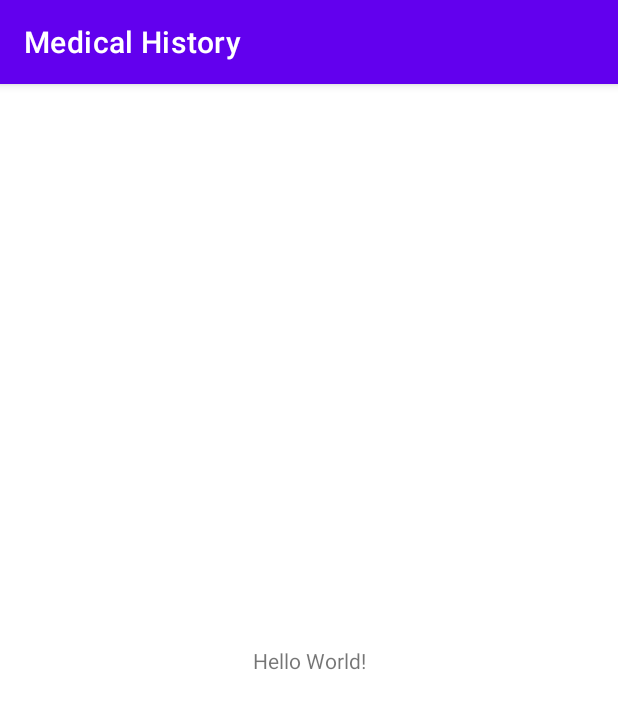
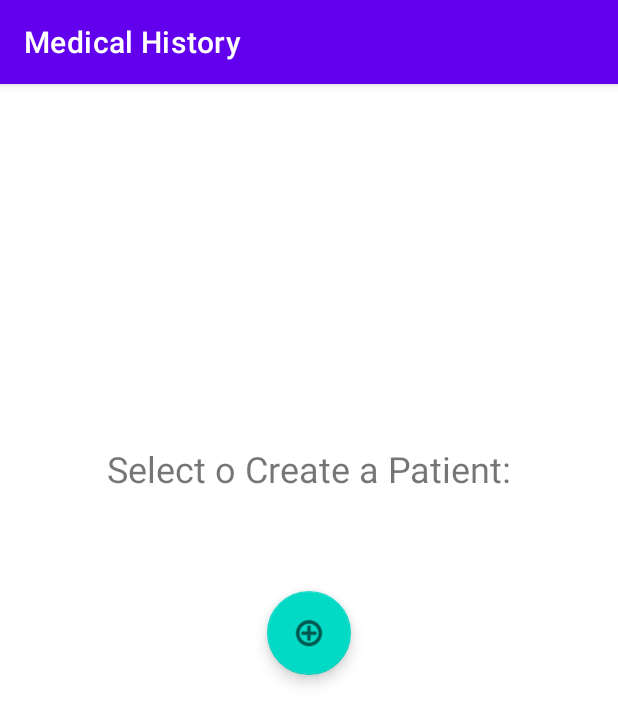
Before and after one commit to jesuisnicolas/Medical-History-App, an Android app: the screen it shows after launch (MainActivity), on a phone screen of 412 x 824 dp. Shown: the top 724 px of the screen. Run offline under Robolectric (Android 15) with nearby library versions, the phone set to English and light mode, and no system bars.

Commit message:
First Activity UI

```diff
--- a/app/build.gradle
+++ b/app/build.gradle
@@ -8,7 +8,7 @@ android {
 
     defaultConfig {
         applicationId "com.example.medicalhistory"
-        minSdkVersion 21
+        minSdkVersion 24
         targetSdkVersion 30
         versionCode 1
         versionName "1.0"
--- a/app/src/main/res/layout/activity_main.xml
+++ b/app/src/main/res/layout/activity_main.xml
@@ -6,13 +6,48 @@
     android:layout_height="match_parent"
     tools:context=".MainActivity">
 
-    <TextView
+    <androidx.constraintlayout.widget.Guideline
+        android:id="@+id/guideline4"
         android:layout_width="wrap_content"
         android:layout_height="wrap_content"
-        android:text="Hello World!"
+        android:orientation="horizontal"
+        app:layout_constraintGuide_begin="281dp" />
+
+    <LinearLayout
+        android:id="@+id/patientsContainer"
+        android:layout_width="wrap_content"
+        android:layout_height="wrap_content"
+        android:layout_marginTop="8dp"
+        android:orientation="vertical"
+        app:layout_constraintEnd_toEndOf="parent"
+        app:layout_constraintStart_toStartOf="parent"
+        app:layout_constraintTop_toTopOf="@+id/guideline4"></LinearLayout>
+
+    <com.google.android.material.floatingactionbutton.FloatingActionButton
+        android:id="@+id/addPatientBtn"
+        android:layout_width="wrap_content"
+        android:layout_height="wrap_content"
+        android:layout_marginTop="8dp"
+        android:clickable="true"
+        android:onClick="createNewPatient"
         app:layout_constraintBottom_toBottomOf="parent"
-        app:layout_constraintLeft_toLeftOf="parent"
-        app:layout_constraintRight_toRightOf="parent"
-        app:layout_constraintTop_toTopOf="parent" />
+        app:layout_constraintEnd_toEndOf="parent"
+        app:layout_constraintStart_toStartOf="parent"
+        app:layout_constraintTop_toBottomOf="@+id/patientsContainer"
+        app:layout_constraintVertical_bias="0.100000024"
+        app:srcCompat="@android:drawable/ic_menu_add" />
+
+    <TextView
+        android:id="@+id/selectPatient"
+        android:layout_width="wrap_content"
+        android:layout_height="wrap_content"
+        android:layout_marginBottom="8dp"
+        android:text="@string/selectPatient"
+        android:textAlignment="textStart"
+        android:textSize="24sp"
+        app:layout_constraintBottom_toTopOf="@+id/guideline4"
+        app:layout_constraintEnd_toEndOf="parent"
+        app:layout_constraintHorizontal_bias="0.5"
+        app:layout_constraintStart_toStartOf="parent" />
 
 </androidx.constraintlayout.widget.ConstraintLayout>
```
Also changed, not shown: app/src/main/java/com/example/medicalhistory/MainActivity.java (+69 -0 lines), app/src/main/java/com/example/medicalhistory/Patient.java (added, +59 -0 lines), app/src/main/res/layout/popup.xml (added, +71 -0 lines), app/src/main/res/values/colors.xml (+8 -0 lines), app/src/main/res/values/strings.xml (+7 -0 lines).
